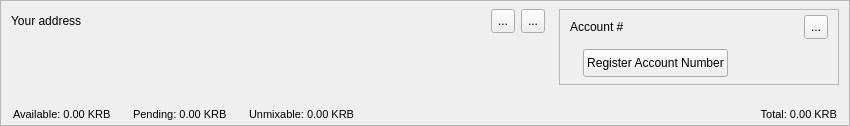
The window that src/gui/ui/accountframe.ui (Karbovanets/karbowanecwallet) describes before a commit, drawn with Qt 5.
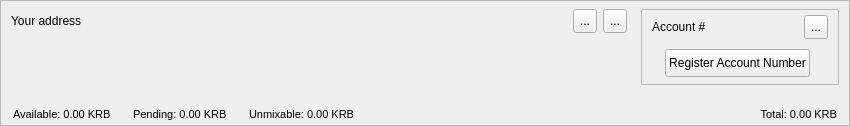
The same window after the commit. Icons and pictures are not drawn.

Commit message: Fix hover highlight for copy and QR buttons and enlarge balance numbers in account frame

What changed in the file:
```diff
--- a/src/gui/ui/accountframe.ui
+++ b/src/gui/ui/accountframe.ui
@@ -249,13 +249,13 @@
       <widget class="QFrame" name="m_accountNumberPanel">
        <property name="minimumSize">
         <size>
-         <width>228</width>
+         <width>198</width>
          <height>0</height>
         </size>
        </property>
        <property name="maximumSize">
         <size>
-         <width>280</width>
+         <width>198</width>
          <height>16777215</height>
         </size>
        </property>
```
The commit also changes 2 other files.
